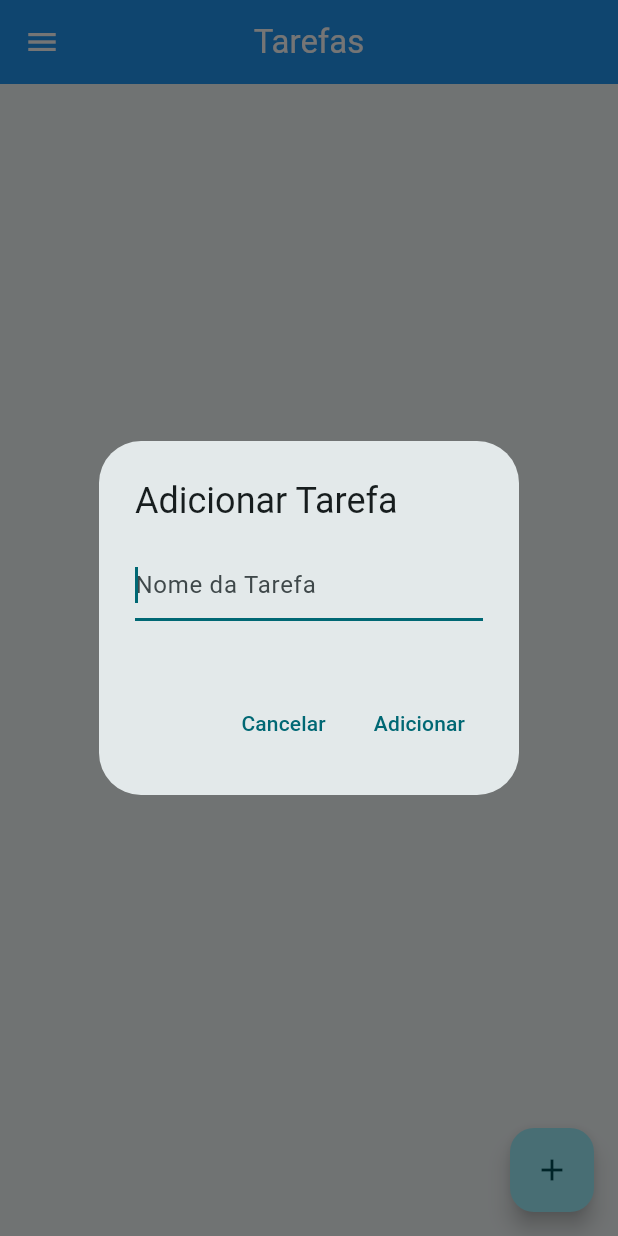
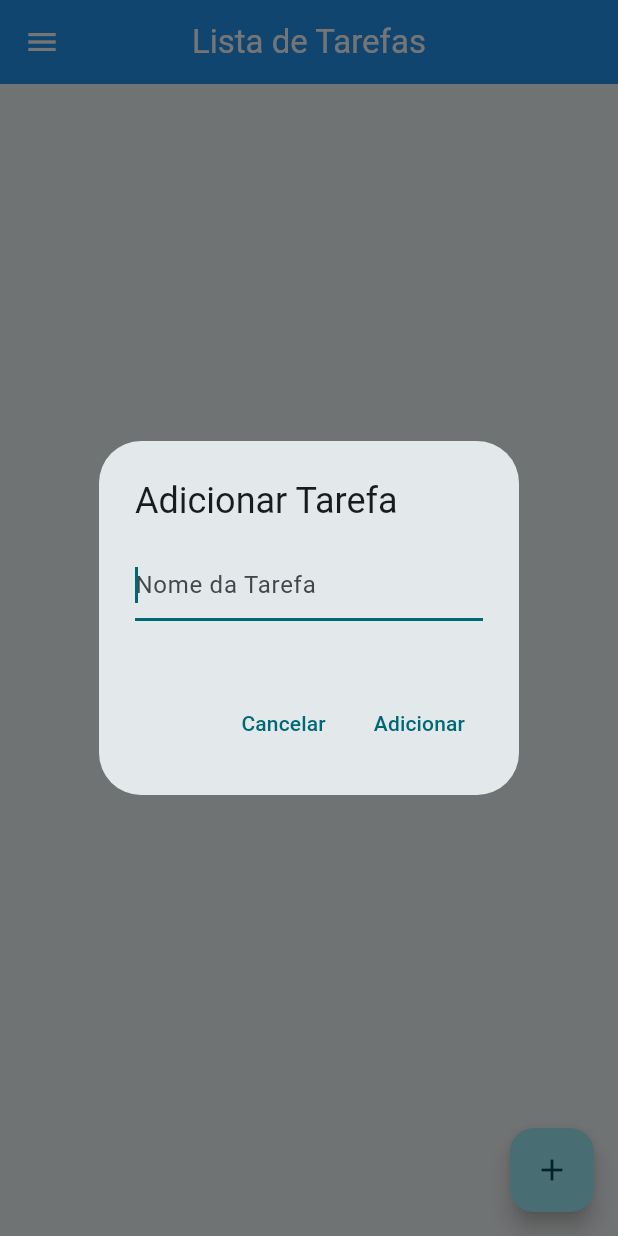
Before and after one commit to weesleycabral/todo, a Flutter app: the screen it shows after launch, after a tap on the "add" icon, on a phone screen of 412 x 824 dp. Run offline on Flutter 3.47's test engine with Material 3 defaults, Android fonts, the phone set to English and light mode, and no system bars; our stand-ins replace flutter_native_splash, flutter_screenutil, sqflite; accounts and stored records are empty.

Commit message:
feat: Add Routes widget for managing app navigation

```diff
--- a/lib/app/app_widget.dart
+++ b/lib/app/app_widget.dart
@@ -1,6 +1,7 @@
 import 'package:flutter/material.dart';
 import 'package:flutter_native_splash/flutter_native_splash.dart' show FlutterNativeSplash;
 import 'package:flutter_screenutil/flutter_screenutil.dart' show ScreenUtilInit, FontSizeResolvers;
+import 'package:todo/app/routes/routes.dart';
 
 import 'ui/pages/home_page.dart';
 
@@ -30,15 +31,8 @@ class _AppWidgetState extends State<AppWidget> {
   }
 
   Widget _appBuilder(_, __) {
-    return MaterialApp(
-      debugShowCheckedModeBanner: false,
-      home: const HomePage(title: 'Tarefas'),
-      theme: ThemeData(
-        colorScheme: ColorScheme.fromSeed(seedColor: Colors.grey),
-        useMaterial3: true,
-      ),
-      themeMode: ThemeMode.light,
-      title: 'TODO List',
+    return const MaterialApp(
+      home: Routes(),
     );
   }
 
--- /dev/null
+++ b/lib/app/routes/routes.dart
@@ -0,0 +1,32 @@
+import 'package:flutter/material.dart';
+import 'package:todo/app/ui/pages/home_page.dart';
+import 'package:todo/app/ui/pages/todos_done.dart';
+
+class Routes extends StatefulWidget {
+  const Routes({super.key});
+
+  @override
+  State<Routes> createState() => _RoutesState();
+}
+
+class _RoutesState extends State<Routes> {
+  @override
+  Widget build(BuildContext context) {
+    return MaterialApp(
+      theme: ThemeData(
+        colorScheme: ColorScheme.fromSeed(seedColor: Colors.grey),
+        useMaterial3: true,
+      ),
+      themeMode: ThemeMode.light,
+      title: 'TODO List',
+      initialRoute: '/',
+      routes: {
+        '/': (context) => const HomePage(
+              title: 'Lista de Tarefas',
+            ),
+        '/todosDone': (context) => const TodosDonePage(),
+      },
+      debugShowCheckedModeBanner: false,
+    );
+  }
+}
```
